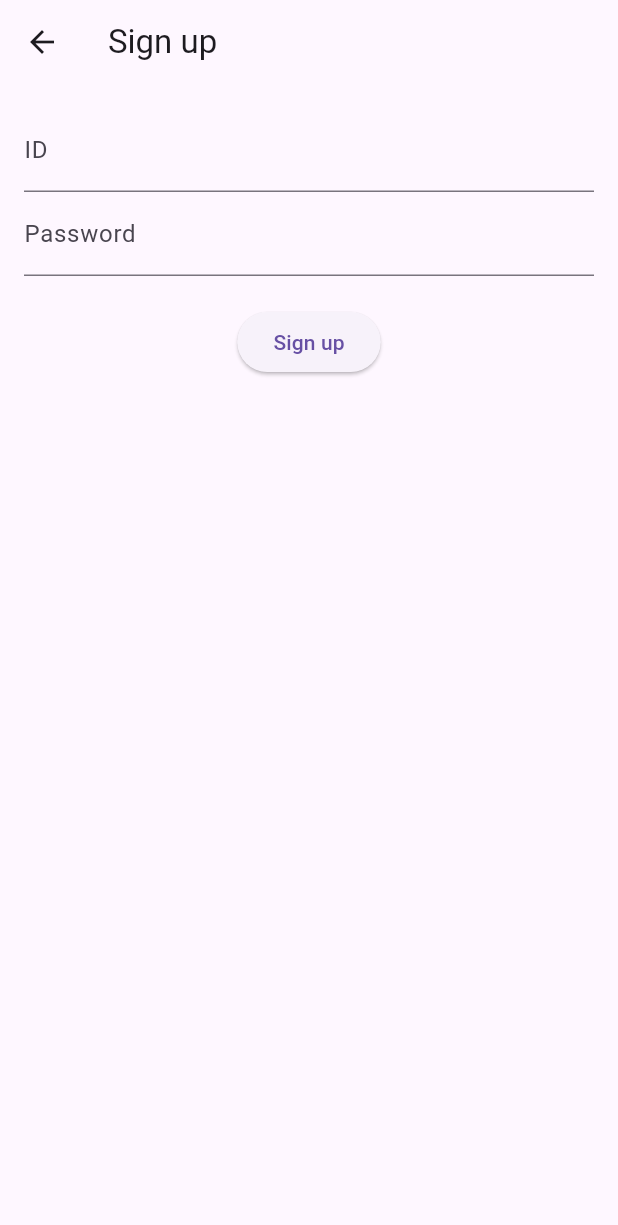
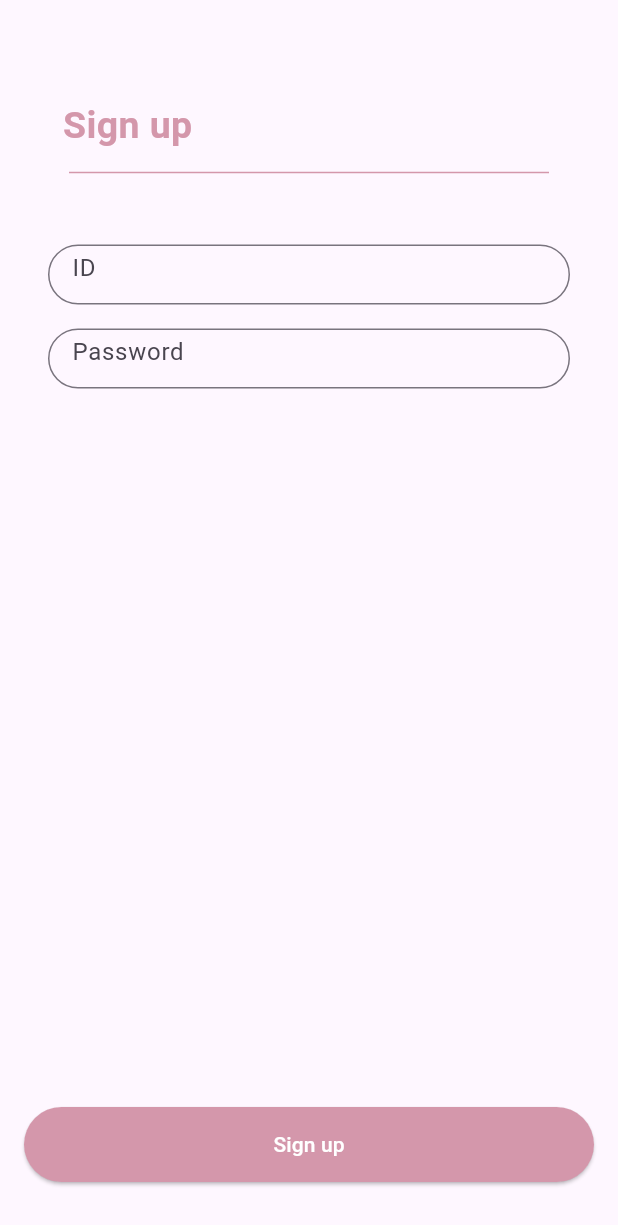
Before and after one commit to Tmfprl/is_app, a Flutter app: the signupPage screen opened directly, on a phone screen of 412 x 824 dp. Shown: the top 1225 px of the screen. Run offline on Flutter 3.47's test engine with Material 3 defaults, Android fonts, the phone set to English and light mode, and no system bars; our stand-ins replace flutter_secure_storage, image_cropper, image_picker; missing offline and left inert: mysql_client; accounts and stored records are empty.

Commit message:
Update signup.dart
유아이

```diff
--- a/lib/before/signup.dart
+++ b/lib/before/signup.dart
@@ -1,8 +1,5 @@
-//회원가입 페이지
-
 import 'package:flutter/material.dart';
 import 'package:is_app/config/DBConnect.dart';
-import 'package:flutter_secure_storage/flutter_secure_storage.dart';
 import 'package:is_app/before/logInPage.dart';
 
 class signupPage extends StatefulWidget {
@@ -27,7 +24,7 @@ class _signupPageState extends State<signupPage> {
 
       try {
         await _databaseService.validateUser(id, pw);
-      // Verify if the user was inserted
+
         bool userExists = await _databaseService.checkUserExists(id);
         if (userExists) {
           ScaffoldMessenger.of(context).showSnackBar(
@@ -54,7 +51,7 @@ class _signupPageState extends State<signupPage> {
         );
       }
 
-    }catch(e){
+    } catch (e) {
       ScaffoldMessenger.of(context).showSnackBar(
         SnackBar(
           content: Text('An error occurred: $e'),
@@ -67,24 +64,117 @@ class _signupPageState extends State<signupPage> {
   @override
   Widget build(BuildContext context) {
     return Scaffold(
-      appBar: AppBar(title: Text('Sign up')),
-      body: Padding(padding: const EdgeInsets.all(16.0),
+      body: Padding(
+        padding: const EdgeInsets.all(16.0),
         child: Column(
           children: [
-          TextField(
+            // 타이틀 Section (회원가입 -> Sign up으로 변경, 볼드체로 수정)
+            SizedBox(height: 50),
+            Row(
+              children: [
+                Text(
+                  '    Sign up',  // '회원가입'을 'Sign up'으로 변경
+                  style: TextStyle(
+                    color: Color.fromARGB(255, 212, 151, 171),  // 텍스트 색을 검정색으로 설정
+                    fontSize: 25,
+                    fontWeight: FontWeight.bold,  // 볼드체로 설정
+                  ),
+                ),
+              ],
+            ),
+
+            SizedBox(height: 5),
+
+            Divider(
+              color: Color.fromARGB(255, 212, 151, 171),  // 선 색상 설정
+              thickness: 1,  // 선 두께 설정
+              indent: 30, // 왼쪽 여백
+              endIndent: 30, // 오른쪽 여백
+            ),
+
+            SizedBox(height: 40), // 더 많은 여백 추가하여 입력란을 아래로 내림
+
+            // ID TextField
+            Padding(
+              padding: const EdgeInsets.symmetric(horizontal: 16.0),
+              child: Container(
+                width: 350,
+                height: 40,
+                child: TextField(
                   controller: _usernameController,
-            decoration: InputDecoration(labelText: 'ID'),
+                  decoration: InputDecoration(
+                    hintText: 'ID',
+                    border: OutlineInputBorder(
+                      borderRadius: BorderRadius.circular(30),
+                      borderSide: BorderSide(color: Colors.grey),
                     ),
-          TextField(
+                    focusedBorder: OutlineInputBorder(
+                      borderRadius: BorderRadius.circular(30),
+                      borderSide: BorderSide(color: Colors.grey),
+                    ),
+                  ),
+                  style: TextStyle(fontSize: 16),
+                ),
+              ),
+            ),
+
+            SizedBox(height: 16), // ID와 Password 입력란 사이 여백 추가
+
+            // Password TextField
+            Padding(
+              padding: const EdgeInsets.symmetric(horizontal: 16.0),
+              child: Container(
+                width: 350,
+                height: 40,
+                child: TextField(
                   controller: _passwordController,
-            decoration: InputDecoration(labelText: 'Password'),
                   obscureText: true,
+                  decoration: InputDecoration(
+                    hintText: 'Password',
+                    border: OutlineInputBorder(
+                      borderRadius: BorderRadius.circular(30),
+                      borderSide: BorderSide(color: Colors.grey),
                     ),
+                    focusedBorder: OutlineInputBorder(
+                      borderRadius: BorderRadius.circular(30),
+                      borderSide: BorderSide(color: Colors.grey),
+                    ),
+                  ),
+                  style: TextStyle(fontSize: 16),
+                ),
+              ),
+            ),
+
             SizedBox(height: 20),
-          ElevatedButton(
+
+            // Spacer 위젯을 이용하여 버튼을 아래쪽으로 배치
+            Spacer(),
+
+            // 회원가입 버튼
+            Row(
+              mainAxisAlignment: MainAxisAlignment.center,
+              children: [
+                // 회원가입 버튼
+                Expanded(
+                  child: ElevatedButton(
                     onPressed: _signup,
-            child: Text('Sign up'),
+                    child: Text(
+                      'Sign up',
+                      style: TextStyle(color: Colors.white), // 버튼 텍스트 색을 흰색으로 변경
                     ),
+                    style: ElevatedButton.styleFrom(
+                      backgroundColor: const Color.fromARGB(255, 212, 151, 171),
+                      minimumSize: Size(double.infinity, 50),
+                      shape: RoundedRectangleBorder(
+                        borderRadius: BorderRadius.circular(30),
+                      ),
+                    ),
+                  ),
+                ),
+              ],
+            ),
+
+            SizedBox(height: 20), // 아래쪽 여백
           ],
         ),
       ),
```
Lines whose indentation alone changed are shown as unchanged.
